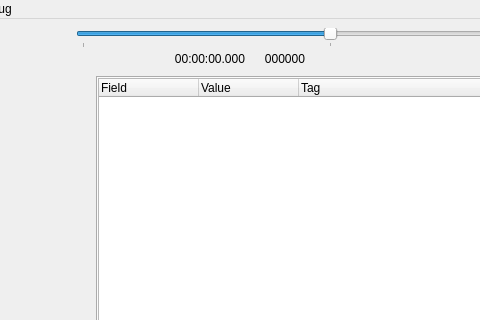
The window that soccer/ui/MainWindow.ui (RoboJackets/robocup-software) describes before a commit, drawn with Qt 5; both pictures show x 179 to 659 and y 0 to 320 of the 1080 by 700 pixel window.
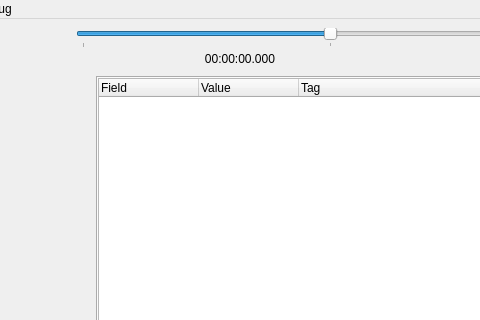
The same window after the commit. Icons and pictures are not drawn. Custom widgets are drawn as their Qt base class.

Commit message: Improved icons. Log buttons enable/disable. Frame numbers and elapsed time moved to tree.

Patch:
```diff
--- a/soccer/ui/MainWindow.ui
+++ b/soccer/ui/MainWindow.ui
@@ -227,31 +227,6 @@
              </property>
             </widget>
            </item>
-           <item>
-            <widget class="QLabel" name="logFrame">
-             <property name="sizePolicy">
-              <sizepolicy hsizetype="Fixed" vsizetype="Preferred">
-               <horstretch>0</horstretch>
-               <verstretch>0</verstretch>
-              </sizepolicy>
-             </property>
-             <property name="minimumSize">
-              <size>
-               <width>60</width>
-               <height>0</height>
-              </size>
-             </property>
-             <property name="toolTip">
-              <string>Frame Number</string>
-             </property>
-             <property name="text">
-              <string>000000</string>
-             </property>
-             <property name="alignment">
-              <set>Qt::AlignRight|Qt::AlignTrailing|Qt::AlignVCenter</set>
-             </property>
-            </widget>
-           </item>
            <item>
             <widget class="QPushButton" name="logStop">
              <property name="toolTip">
```
Left out of the diff: 23 changed lines with no effect on the pictures. The commit also changes 13 other files.
